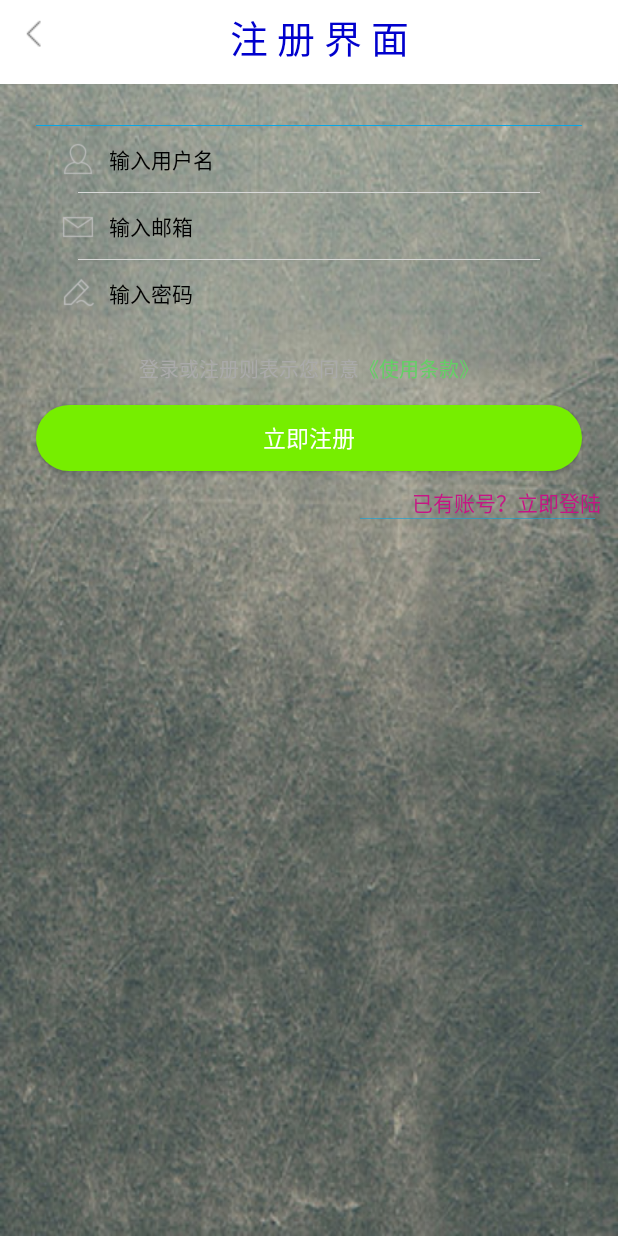
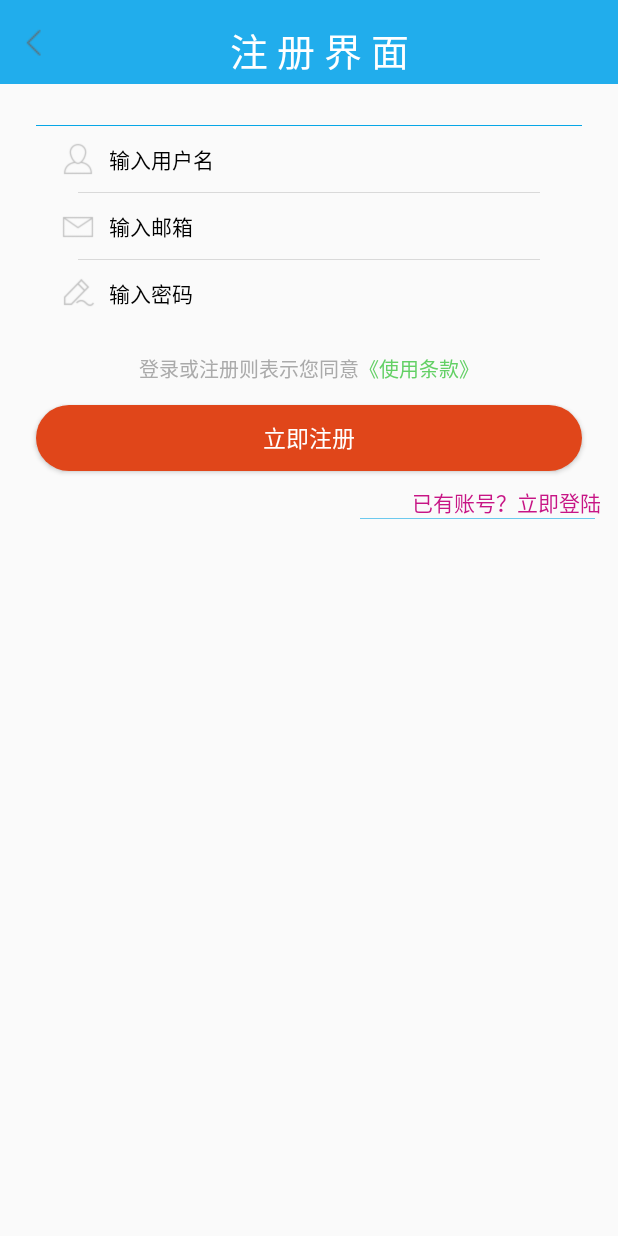
Before and after one commit to Mr1q/BillManager, an Android app: the Register screen opened directly, with no data from a screen before it, on a phone screen of 412 x 824 dp. Run offline under Robolectric (Android 15) with nearby library versions, the phone set to English and light mode, and no system bars; libraries missing offline, so code that uses them is left out: cn.bmob.v3; 1 statement that could not run was skipped.

Commit message:
重构代码3.0

```diff
--- a/app/src/main/res/drawable/bg_radius_sign.xml
+++ b/app/src/main/res/drawable/bg_radius_sign.xml
@@ -3,7 +3,7 @@
     android:shape="rectangle" >
 
     <!-- 填充的颜色 -->
-    <solid android:color="#76EE00" />
+    <solid android:color="#E0461A" />
 
     <!-- 设置按钮的四个角为弧形 -->
     <!-- android:radius 弧形的半径 -->
--- a/app/src/main/res/layout/login_register.xml
+++ b/app/src/main/res/layout/login_register.xml
@@ -2,14 +2,15 @@
 <LinearLayout xmlns:android="http://schemas.android.com/apk/res/android"
     android:layout_width="match_parent"
     android:layout_height="match_parent"
-    android:orientation="vertical"
-    android:background="@drawable/im2">
+
+    android:orientation="vertical">
 
     <LinearLayout
         style="@style/top">
         <ImageView
             android:id="@+id/Rreturn"
             android:layout_width="wrap_content"
+            android:layout_gravity="center"
             android:layout_height="wrap_content"
             android:src="@drawable/ico_commen_back"/>
         <TextView
@@ -17,11 +18,12 @@
             android:layout_height="wrap_content"
             android:layout_weight="1"
             android:layout_marginRight="30dp"
+            android:layout_gravity="center"
             android:gravity="center"
             android:text="注 册 界 面"
             android:textSize="25dp"
             android:layout_marginTop="5dp"
-            android:textColor="#0000CD"/>
+            android:textColor="#FFFFFF"/>
 
     </LinearLayout>
     <LinearLayout
--- a/app/src/main/res/values/styles.xml
+++ b/app/src/main/res/values/styles.xml
@@ -11,7 +11,7 @@
     </style>
 <!--顶部导航条-->
     <style name="top">
-        <item name="android:background">#fff</item>
+        <item name="android:background">#21ADEC</item>
         <item name="android:layout_width">match_parent</item>
         <item name="android:layout_height">?attr/actionBarSize</item>
         <item name="android:layout_gravity">center</item>
```
